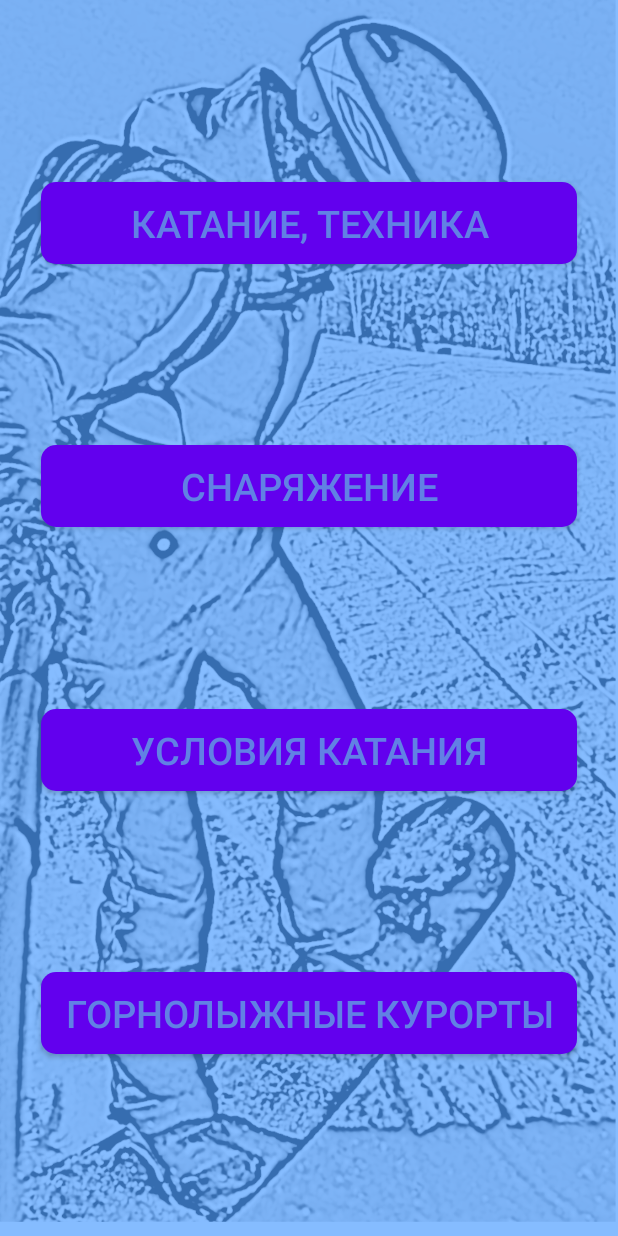
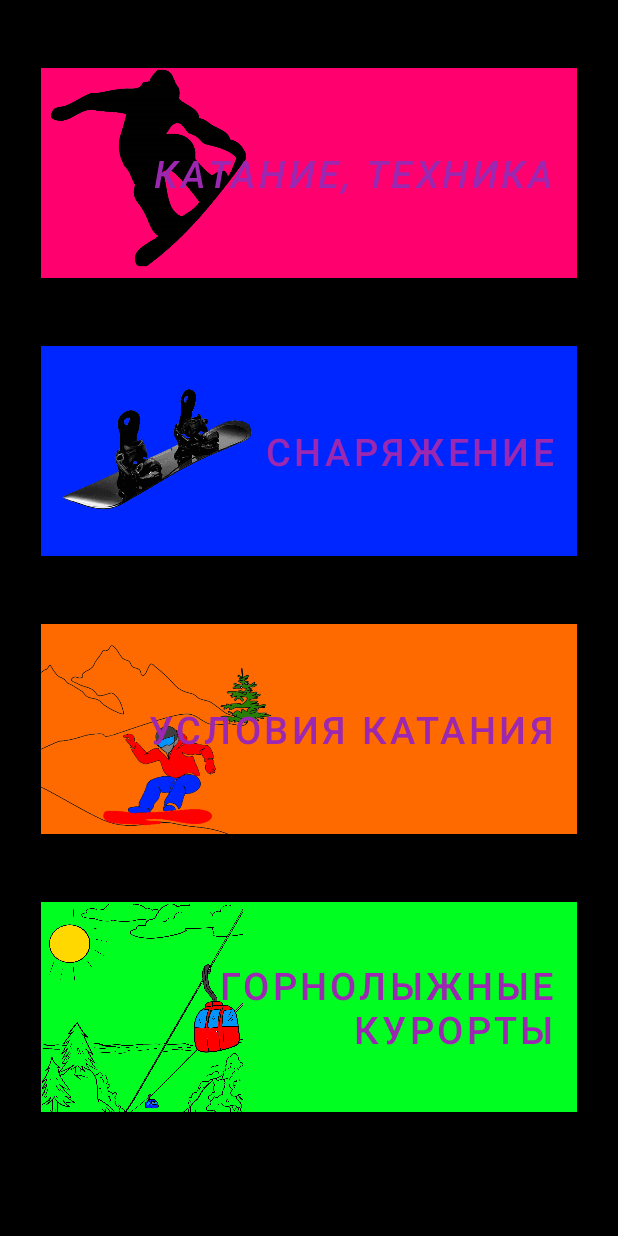
Before and after one commit to olegAmbr/SnowboardExperience, an Android app: the layout fragment_home.xml on its own in the app's theme, with its tools: preview values and no code run, on a phone screen of 412 x 824 dp. Run offline under Robolectric (Android 15) with nearby library versions, the phone set to English and light mode, and no system bars.

Commit message:
Sprint_2

```diff
--- a/app/src/main/AndroidManifest.xml
+++ b/app/src/main/AndroidManifest.xml
@@ -5,13 +5,13 @@
 
     <application
         android:allowBackup="true"
-        android:dataExtractionRules="@xml/data_extraction_rules"
         android:fullBackupContent="@xml/backup_rules"
         android:icon="@mipmap/ic_launcher"
         android:label="@string/app_name"
         android:supportsRtl="true"
         android:theme="@style/Theme.SnowboardExperience"
-        tools:targetApi="s">
+        tools:targetApi="s"
+        android:dataExtractionRules="@xml/data_extraction_rules">
         <activity
             android:name="di.MainActivity"
             android:exported="true">
--- a/app/src/main/res/layout/activity_main.xml
+++ b/app/src/main/res/layout/activity_main.xml
@@ -13,7 +13,7 @@
             android:id="@+id/topAppBarMenu"
             android:layout_width="match_parent"
             android:layout_height="?attr/actionBarSize"
-            android:background="@color/purple_500"
+            android:background="@color/black"
             app:itemIconTint="@color/teal_200"
             app:menu="@menu/top_app_bar_menu"
             app:navigationIcon="@drawable/round_menu"
@@ -36,7 +36,7 @@
             android:id="@+id/bottomNavigationMenu"
             android:layout_width="match_parent"
             android:layout_height="wrap_content"
-            android:background="@color/purple_500"
+            android:background="@color/black"
             app:itemIconTint="@color/teal_200"
             app:itemTextColor="@color/teal_200"
             app:labelVisibilityMode="labeled"
--- a/app/src/main/res/layout/fragment_home.xml
+++ b/app/src/main/res/layout/fragment_home.xml
@@ -10,7 +10,7 @@
             android:id="@+id/container"
             android:layout_width="0dp"
             android:layout_height="0dp"
-            android:background="@drawable/background_1"
+            android:background="@color/black"
             app:layout_constraintBottom_toBottomOf="parent"
             app:layout_constraintEnd_toEndOf="parent"
             app:layout_constraintStart_toStartOf="parent"
@@ -18,14 +18,17 @@
 
         <com.google.android.material.button.MaterialButton
             android:id="@+id/button1"
-            style="@style/BoardButtonStyle"
             android:layout_width="0dp"
-            android:layout_height="wrap_content"
+            android:layout_height="140dp"
             android:layout_marginLeft="27dp"
             android:layout_marginRight="27dp"
-            android:text="КАТАНИЕ, ТЕХНИКА"
+            app:backgroundTint="@null"
+            android:background="@drawable/skiing"
+            android:text="@string/skiing"
+            android:textStyle="italic"
             android:textSize="25sp"
-            android:textColor="#6181E4"
+            android:gravity="end|center_vertical"
+            android:textColor="#9C27B0"
             app:layout_constraintBottom_toTopOf="@+id/button2"
             app:layout_constraintEnd_toEndOf="parent"
             app:layout_constraintStart_toStartOf="parent"
@@ -33,14 +36,16 @@
 
         <com.google.android.material.button.MaterialButton
             android:id="@+id/button2"
-            style="@style/BoardButtonStyle"
             android:layout_width="0dp"
-            android:layout_height="wrap_content"
+            android:layout_height="140dp"
             android:layout_marginLeft="27dp"
             android:layout_marginRight="27dp"
-            android:text="СНАРЯЖЕНИЕ"
+            app:backgroundTint="@null"
+            android:background="@drawable/equip"
+            android:text="@string/equip"
             android:textSize="25sp"
-            android:textColor="#6181E4"
+            android:gravity="end|center_vertical"
+            android:textColor="#9C27B0"
             app:layout_constraintBottom_toTopOf="@+id/button3"
             app:layout_constraintEnd_toEndOf="parent"
             app:layout_constraintStart_toStartOf="parent"
@@ -48,15 +53,17 @@
 
         <com.google.android.material.button.MaterialButton
             android:id="@+id/button3"
-            style="@style/BoardButtonStyle"
             android:layout_width="0dp"
-            android:layout_height="wrap_content"
+            android:layout_height="140dp"
             android:layout_marginLeft="27dp"
             android:layout_marginRight="27dp"
             android:scaleType="fitXY"
-            android:text="УСЛОВИЯ КАТАНИЯ"
+            app:backgroundTint="@null"
+            android:background="@drawable/conditions"
+            android:text="@string/conditions"
             android:textSize="25sp"
-            android:textColor="#6181E4"
+            android:gravity="end|center_vertical"
+            android:textColor="#9C27B0"
             app:layout_constraintBottom_toTopOf="@+id/button4"
             app:layout_constraintEnd_toEndOf="parent"
             app:layout_constraintStart_toStartOf="parent"
@@ -64,14 +71,17 @@
 
         <com.google.android.material.button.MaterialButton
             android:id="@+id/button4"
-            style="@style/BoardButtonStyle"
             android:layout_width="0dp"
-            android:layout_height="wrap_content"
+            android:layout_height="140dp"
             android:layout_marginLeft="27dp"
             android:layout_marginRight="27dp"
-            android:text="ГОРНОЛЫЖНЫЕ КУРОРТЫ"
+            android:layout_marginBottom="37dp"
+            app:backgroundTint="@null"
+            android:background="@drawable/places"
+            android:text="@string/places"
             android:textSize="25sp"
-            android:textColor="#6181E4"
+            android:gravity="end|center_vertical"
+            android:textColor="#9C27B0"
             app:layout_constraintBottom_toBottomOf="parent"
             app:layout_constraintEnd_toEndOf="parent"
             app:layout_constraintStart_toStartOf="parent"
--- a/app/src/main/res/values/board_button_style.xml
+++ b/app/src/main/res/values/board_button_style.xml
@@ -1,8 +1,7 @@
 <?xml version="1.0" encoding="utf-8"?>
 <resources>
-    <style name="BoardButtonStyle" parent="Widget.AppCompat.Button">
-        <item name="android:background">@drawable/board_button_background</item>
-        <item name="android:textColor">#FFFFFF</item>
-        <!-- Дополнительные атрибуты стиля кнопки -->
+    <style name="BoardButtonStyle" parent="Widget.MaterialComponents.Button">
+        <item name="android:background">@drawable/skiing</item>
+        <item name="cornerRadius">8dp</item>
     </style>
 </resources>
--- a/app/src/main/res/values/strings.xml
+++ b/app/src/main/res/values/strings.xml
@@ -6,4 +6,8 @@
     <string name="favorites">Избранное</string>
     <string name="back">Назад</string>
     <string name="menu_settings_title">Snow</string>
+    <string name="skiing">КАТАНИЕ, ТЕХНИКА</string>
+    <string name="equip">СНАРЯЖЕНИЕ</string>
+    <string name="conditions">УСЛОВИЯ КАТАНИЯ</string>
+    <string name="places">ГОРНОЛЫЖНЫЕ КУРОРТЫ</string>
 </resources>
--- a/app/src/main/res/values/styles.xml
+++ b/app/src/main/res/values/styles.xml
@@ -1,5 +1,4 @@
 <?xml version="1.0" encoding="utf-8"?>
 <resources>
-
-    <style name="BoardButton">button</style>
+    <style name="BoardButtonStyle.">button</style>
 </resources>
```
Also changed, not shown: app/src/main/res/xml/data_extraction_rules.xml (+5 -12 lines), app/src/main/res/drawable/conditions.png (added), app/src/main/res/drawable/equip.png (added), app/src/main/res/drawable/places.png (added), app/src/main/res/drawable/skiing.png (added).
